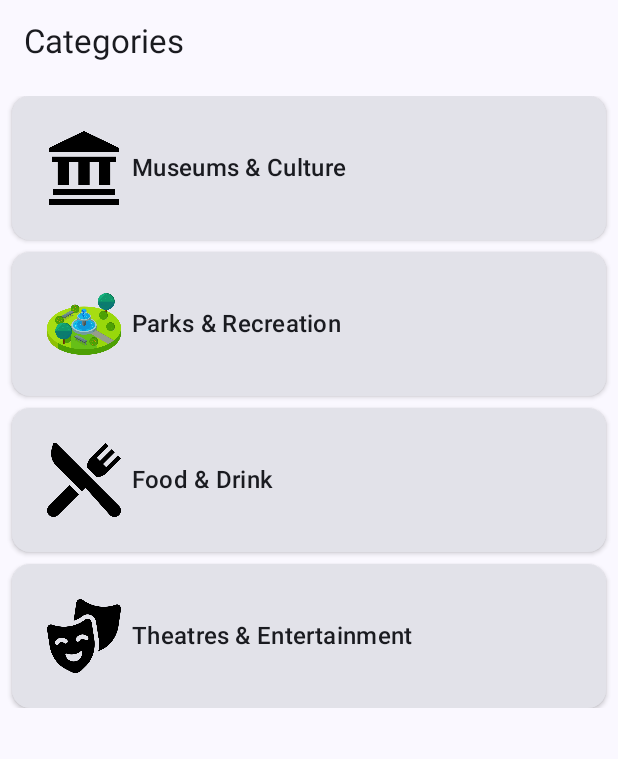
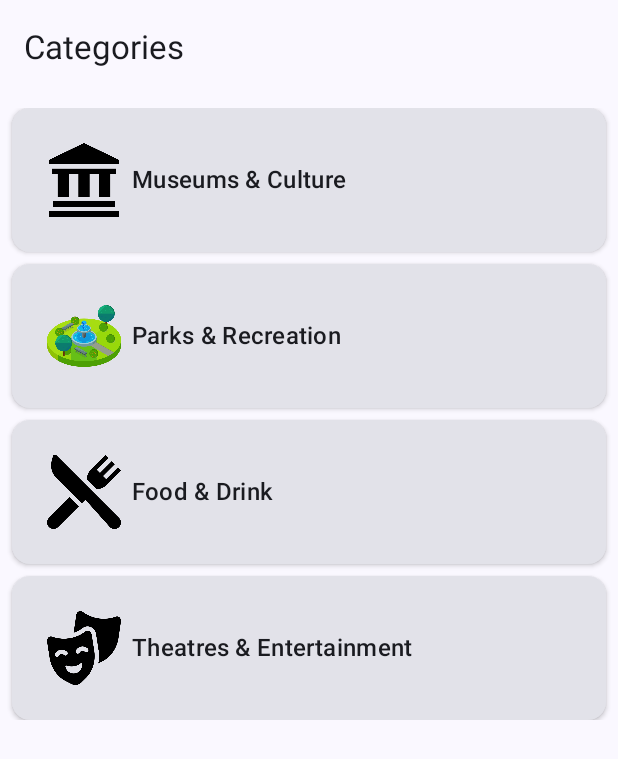
Before and after one commit to MrOrkodoleon/Android-development-City-App, an Android app built with Jetpack Compose: the screen it shows after launch (MainActivity), on a phone screen of 412 x 824 dp. Shown: the top 759 px of the screen. Run offline under Robolectric (Android 15) with nearby library versions, the phone set to English and light mode, and no system bars; our stand-ins replace Dagger/Hilt's generated code.

Commit message:
fix: topBar height

```diff
--- a/app/src/main/java/com/example/cityapp/ui/screens/CityAppScreen.kt
+++ b/app/src/main/java/com/example/cityapp/ui/screens/CityAppScreen.kt
@@ -1,14 +1,19 @@
 package com.example.cityapp.ui.screens
 
-import androidx.compose.foundation.layout.height
 import androidx.compose.foundation.layout.padding
 import androidx.compose.material.icons.Icons
 import androidx.compose.material.icons.automirrored.filled.ArrowBack
-import androidx.compose.material3.*
-import androidx.compose.runtime.*
+import androidx.compose.material3.ExperimentalMaterial3Api
+import androidx.compose.material3.Icon
+import androidx.compose.material3.IconButton
+import androidx.compose.material3.Scaffold
+import androidx.compose.material3.Text
+import androidx.compose.material3.TopAppBar
+import androidx.compose.runtime.Composable
+import androidx.compose.runtime.LaunchedEffect
+import androidx.compose.runtime.getValue
 import androidx.compose.ui.Modifier
 import androidx.compose.ui.res.stringResource
-import androidx.compose.ui.unit.dp
 import androidx.hilt.navigation.compose.hiltViewModel
 import androidx.lifecycle.compose.collectAsStateWithLifecycle
 import androidx.navigation.NavHostController
@@ -62,7 +67,6 @@ fun CityAppScreen(
                         }
                     }
                 },
-                modifier = Modifier.height(56.dp)
             )
         }
     ) { innerPadding ->
```
